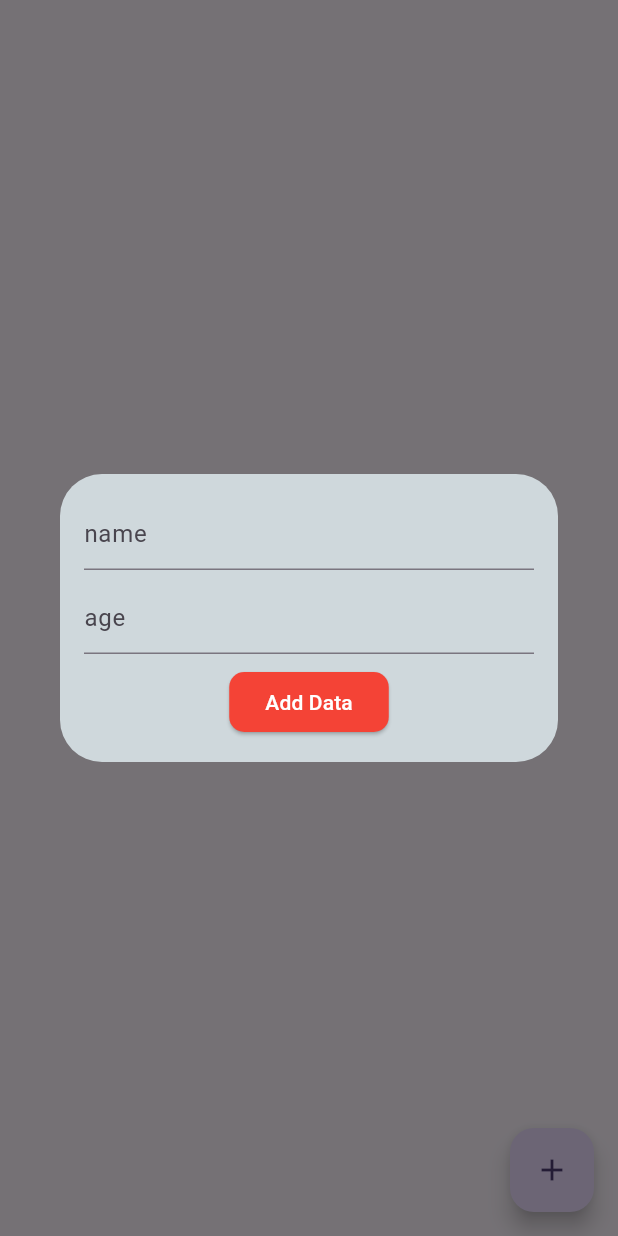
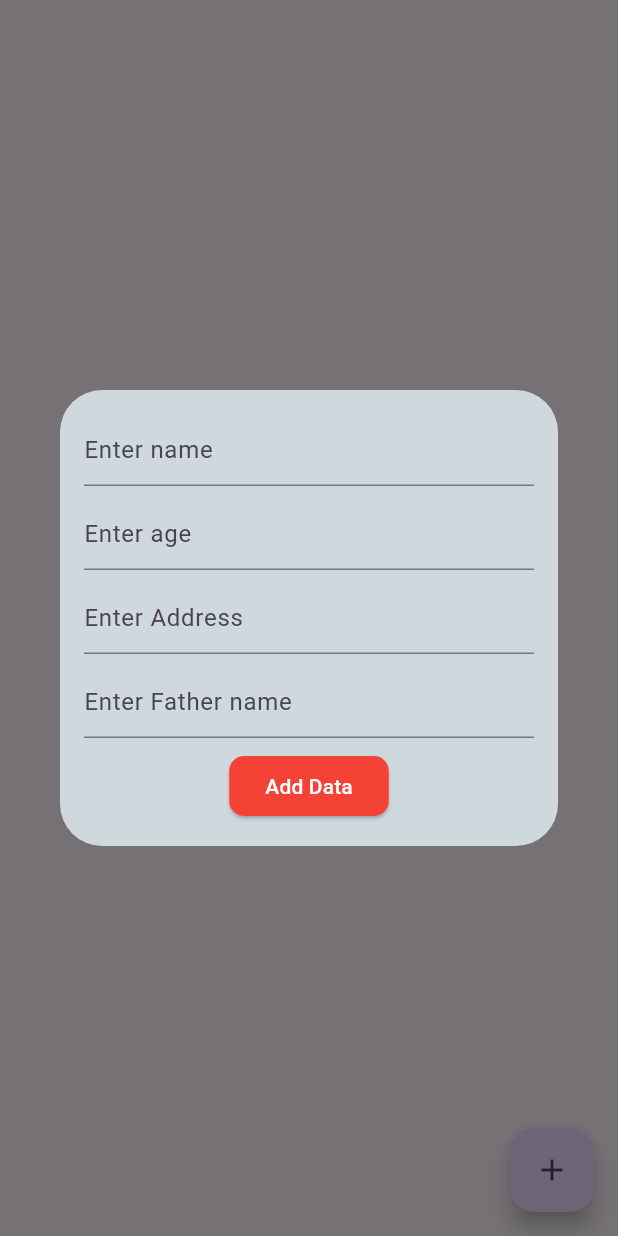
Before and after one commit to Arshad-ullah/hive-database, a Flutter app: the screen it shows after launch, after a tap on the "add" icon, on a phone screen of 412 x 824 dp. Run offline on Flutter 3.47's test engine with Material 2 defaults, Android fonts, the phone set to English and light mode, and no system bars; our stand-ins replace hive, hive_flutter; accounts and stored records are empty.

Commit message:
done student side

```diff
--- a/lib/main.dart
+++ b/lib/main.dart
@@ -1,5 +1,6 @@
 import 'package:flutter/material.dart';
 import 'package:hive_database/src/UI/splash/splash.dart';
+import 'package:hive_database/src/core/models/student_model.dart';
 import 'package:hive_database/src/core/models/usermodel.dart';
 import 'package:hive_flutter/hive_flutter.dart';
 
@@ -9,7 +10,10 @@ void main() async {
   await Hive.initFlutter();
    Hive.registerAdapter(UserModelAdapter());
 
+    Hive.registerAdapter(StudentModelAdapter());
+
    await Hive.openBox<UserModel>("user");
+   await Hive.openBox<StudentModel>("student");
 
 
   runApp(const MyApp());
--- a/lib/src/UI/splash/splash.dart
+++ b/lib/src/UI/splash/splash.dart
@@ -1,5 +1,5 @@
 import 'package:flutter/material.dart';
-import 'package:hive_database/src/UI/hive_database/hive_database.dart';
+import 'package:hive_database/src/UI/student_screen.dart';
 
 class SplashScreen extends StatefulWidget {
   const SplashScreen({super.key});
@@ -16,7 +16,7 @@ class _SplashScreenState extends State<SplashScreen> {
    {
     // do something
 
-    Navigator.push(context, MaterialPageRoute(builder: (context)=>const HiveDatabaseScreen()));
+    Navigator.push(context, MaterialPageRoute(builder: (context)=>const StudentScreen()));
 
    });
 
--- /dev/null
+++ b/lib/src/UI/student_screen.dart
@@ -0,0 +1,130 @@
+import 'package:flutter/material.dart';
+import 'package:hive/hive.dart';
+import 'package:hive_database/src/core/models/student_model.dart';
+import 'package:hive_flutter/hive_flutter.dart';
+
+
+class StudentScreen extends StatefulWidget {
+  const StudentScreen({super.key});
+
+  @override
+  State<StudentScreen> createState() => _StudentScreenState();
+}
+
+class _StudentScreenState extends State<StudentScreen> {
+  TextEditingController nameController=TextEditingController();
+  TextEditingController addressController=TextEditingController();
+  TextEditingController ageController=TextEditingController();
+  TextEditingController fnameController=TextEditingController();
+  @override
+  Widget build(BuildContext context) {
+    return  Scaffold(
+      body: SafeArea(child: ValueListenableBuilder(
+        valueListenable:Hive.box<StudentModel>("student").listenable(),
+        builder: (context,box,_)
+        {
+          final keys=box.keys.toList();
+
+          return ListView.builder(
+            itemCount: keys.length,
+            itemBuilder: (context,index)
+            {
+              final data= box.get(keys[index]);
+              return Card(
+                shape: RoundedRectangleBorder(borderRadius: BorderRadius.circular(14)),
+                child: ListTile(
+                  leading: const CircleAvatar(
+
+                  ),
+                  title: Text(data!.name.toString()),
+                  subtitle:Text(data.age.toString()),
+                  trailing: Text(data.fname.toString()),
+                ),
+              );
+
+            },
+          );
+        },
+      )),
+
+         floatingActionButton: FloatingActionButton(
+        onPressed: () {
+          showDialog(
+              context: context,
+              builder: (context) => Dialog(
+                  backgroundColor: Colors.blueGrey[100],
+                  child: Container(
+                    padding: const EdgeInsets.all(16),
+                    child: Column(
+                      mainAxisSize: MainAxisSize.min,
+                      children: <Widget>[
+                        TextField(
+                          controller: nameController,
+                          decoration: const InputDecoration(hintText: "Enter name"),
+                        ),
+                        const SizedBox(
+                          height: 8,
+                        ),
+                        TextField(
+                          controller: ageController,
+                          decoration:
+                              const InputDecoration(hintText: "Enter age"),
+                        ),
+                        const SizedBox(
+                          height: 8,
+                        ),
+                        TextField(
+                          controller: addressController,
+                          decoration:
+                              const InputDecoration(hintText: "Enter Address"),
+                        ),
+                         const SizedBox(
+                          height: 8,
+                        ),
+                        TextField(
+                          controller: fnameController,
+                          decoration:
+                              const InputDecoration(hintText: "Enter Father name"),
+                        ),
+                        const SizedBox(
+                          height: 8,
+                        ),
+                        ElevatedButton(
+                          style: ElevatedButton.styleFrom(
+                              shape: RoundedRectangleBorder(
+                                borderRadius: BorderRadius.circular(10.0),
+                              ),
+                              backgroundColor: Colors.red),
+                          child: const Text(
+                            "Add Data",
+                            style: TextStyle(color: Colors.white),
+                          ),
+                          onPressed: () async {
+                             var student=await Hive.openBox<StudentModel>("student");
+
+                            String name = nameController.text.trim().toString();
+                            String fname = fnameController.text.trim().toString();
+                            String address = addressController.text.trim().toString();
+                            int age = int.parse(ageController.text.trim().toString());
+                            nameController.clear();
+                            ageController.clear();
+                            addressController.clear();
+                            fnameController.clear();
+
+                            student.add(StudentModel(address: address, age: age, fname: fname, name: name));
+
+                            print("Added");
+
+                            Navigator.pop(context);
+                          },
+                        )
+                      ],
+                    ),
+                  )));
+        },
+        child: const Icon(Icons.add),
+      ),
+
+    );
+  }
+}
--- /dev/null
+++ b/lib/src/core/models/student_model.dart
@@ -0,0 +1,16 @@
+import 'package:hive_flutter/hive_flutter.dart';
+part 'student_model.g.dart';
+@HiveType(typeId: 1)
+class StudentModel extends HiveObject
+{
+  @HiveField(0)
+  String name;
+  @HiveField(1)
+  String address;
+  @HiveField(2)
+  int age;
+  @HiveField(3)
+  String fname;
+
+  StudentModel({required this.address,required this.age,required this.fname,required this.name});
+}
```
Also changed, not shown: lib/src/core/models/student_model.g.dart (added).
